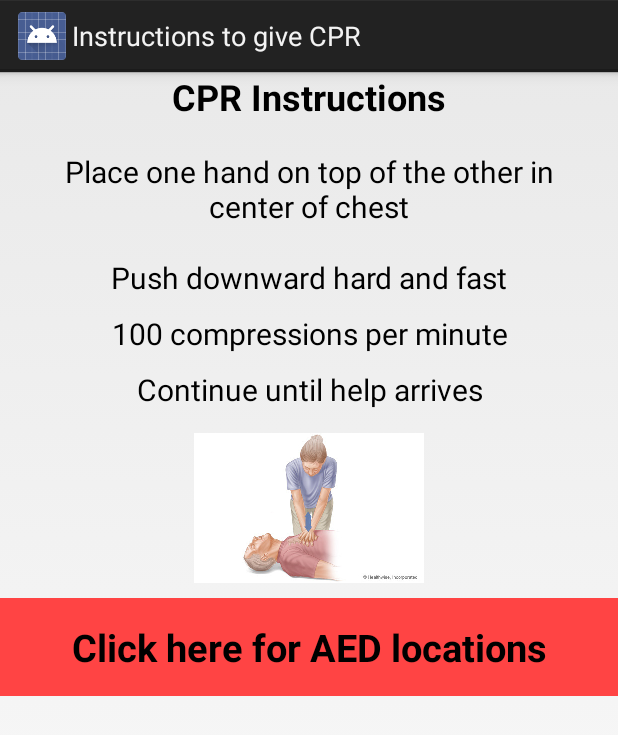
After one commit to benabbon/PennSafety, an Android app: the CPRInstructions screen opened directly, with no data from a screen before it, on a phone screen of 412 x 824 dp. The commit adds this screen. Shown: the top 735 px of the screen. Run offline under Robolectric (Android 15) with nearby library versions, the phone set to English and light mode, and no system bars.

Commit message:
create activities for different views
NumberOfPeople replaces emergencyPeople
Call replaces emergencyCall
NeedCPR replaces CPRQuestion
CPRInstructions replaces CPRInstructionsView
Wait replaces WaitView

```diff
--- /dev/null
+++ b/app/src/main/java/com/android/pennaed/emergency/CPRInstructions.java
@@ -0,0 +1,19 @@
+package com.android.pennaed.emergency;
+
+import android.app.Activity;
+import android.os.Bundle;
+import android.view.Menu;
+import android.view.MenuItem;
+import com.android.pennaed.R;
+
+public class CPRInstructions extends Activity {
+
+
+
+    @Override
+    protected void onCreate(Bundle savedInstanceState) {
+        super.onCreate(savedInstanceState);
+        setContentView(R.layout.activity_cprinstructions);
+    }
+
+}
--- /dev/null
+++ b/app/src/main/res/layout/activity_cprinstructions.xml
@@ -0,0 +1,95 @@
+<LinearLayout
+    xmlns:android="http://schemas.android.com/apk/res/android"
+    xmlns:tools="http://schemas.android.com/tools"
+    android:orientation="vertical"
+    android:layout_centerHorizontal="true"
+    android:layout_centerVertical="true"
+    android:layout_width="fill_parent"
+    android:layout_height="wrap_content"
+    tools:context="com.android.pennaed.emergency.CPRInstructions">
+
+<TextView
+        android:id="@+id/cpr_insn_title"
+        android:layout_width="fill_parent"
+        android:layout_height="wrap_content"
+        android:gravity="center_horizontal"
+        android:layout_marginLeft="25dp"
+        android:layout_marginRight="25dp"
+        android:layout_marginBottom="20dp"
+        android:textColor="#000000"
+        android:textSize="24sp"
+        android:textStyle="bold"
+        android:text="@string/cpr_insn_title"/>
+
+    <TextView
+        android:id="@+id/cpr_insn_text1"
+        android:layout_width="fill_parent"
+        android:layout_height="wrap_content"
+        android:gravity="center_horizontal"
+        android:layout_marginLeft="25dp"
+        android:layout_marginRight="25dp"
+        android:layout_marginBottom="20dp"
+        android:textColor="#000000"
+        android:textSize="20sp"
+        android:text="@string/cpr_insn_1"/>
+
+    <TextView
+        android:id="@+id/cpr_insn_text2"
+        android:layout_width="fill_parent"
+        android:layout_height="wrap_content"
+        android:gravity="center_horizontal"
+        android:layout_marginLeft="25dp"
+        android:layout_marginRight="25dp"
+        android:layout_marginBottom="10dp"
+        android:textColor="#000000"
+        android:textSize="20sp"
+        android:text="@string/cpr_insn_2"/>
+
+    <TextView
+        android:id="@+id/cpr_insn_text3"
+        android:layout_width="fill_parent"
+        android:layout_height="wrap_content"
+        android:gravity="center_horizontal"
+        android:layout_marginLeft="25dp"
+        android:layout_marginRight="25dp"
+        android:layout_marginBottom="10dp"
+        android:textColor="#000000"
+        android:textSize="20sp"
+        android:text="@string/cpr_insn_3"/>
+
+    <TextView
+        android:id="@+id/cpr_insn_text4"
+        android:layout_width="fill_parent"
+        android:layout_height="wrap_content"
+        android:gravity="center_horizontal"
+        android:layout_marginLeft="25dp"
+        android:layout_marginRight="25dp"
+        android:layout_marginBottom="10dp"
+        android:textColor="#000000"
+        android:textSize="20sp"
+        android:text="@string/cpr_insn_4"/>
+
+    <ImageView
+        android:id="@+id/cpr_insn_image"
+        android:src="@drawable/cpr_img"
+        android:layout_width="fill_parent"
+        android:layout_height="wrap_content"
+        android:gravity="center_horizontal"
+        android:layout_marginLeft="25dp"
+        android:layout_marginRight="25dp"
+        android:layout_marginTop="5dp"
+        android:layout_marginBottom="10dp"/>
+
+    <Button
+        android:id="@+id/aed_button"
+        android:background="@android:color/holo_red_light"
+        android:layout_width="fill_parent"
+        android:layout_height="wrap_content"
+        android:gravity="center_horizontal"
+        android:paddingBottom="15dp"
+        android:paddingTop="15dp"
+        android:textStyle="bold"
+        android:textSize="25sp"
+        android:text="@string/get_aed_location_text" />
+
+</LinearLayout>
--- a/app/src/main/res/values/strings.xml
+++ b/app/src/main/res/values/strings.xml
@@ -44,5 +44,11 @@
     <string name="subscribe">Subscribe</string>
     <string name="edit">Update Info!</string>
     <string name="title_activity_aedinstructions">AEDInstructionsActivity</string>
+    <string name="title_activity_call">Call for Help</string>
+    <string name="hello_world">Hello world!</string>
+    <string name="action_settings">Settings</string>
+    <string name="title_activity_need_cpr">Need CPR ?</string>
+    <string name="title_activity_cprinstructions">Instructions to give CPR</string>
+    <string name="title_activity_wait_for_help">Wait For Help</string>
 
 </resources>
```
Also changed, not shown: app/src/main/AndroidManifest.xml (+16 -0 lines), app/src/main/java/com/android/pennaed/EmergencyActivity.java (+54 -25 lines), app/src/main/java/com/android/pennaed/emergency/CallActivity.java (added, +40 -0 lines), app/src/main/java/com/android/pennaed/emergency/NeedCPRActivity.java (added, +52 -0 lines), app/src/main/java/com/android/pennaed/emergency/NumberOfPeopleActivity.java (added, +42 -0 lines), app/src/main/java/com/android/pennaed/emergency/WaitForHelp.java (added, +17 -0 lines), app/src/main/res/layout/activity_call.xml (added, +37 -0 lines), app/src/main/res/layout/activity_need_cpr.xml (added, +57 -0 lines), app/src/main/res/layout/activity_number_of_people.xml (added, +57 -0 lines), app/src/main/res/layout/activity_wait_for_help.xml (added, +23 -0 lines).
